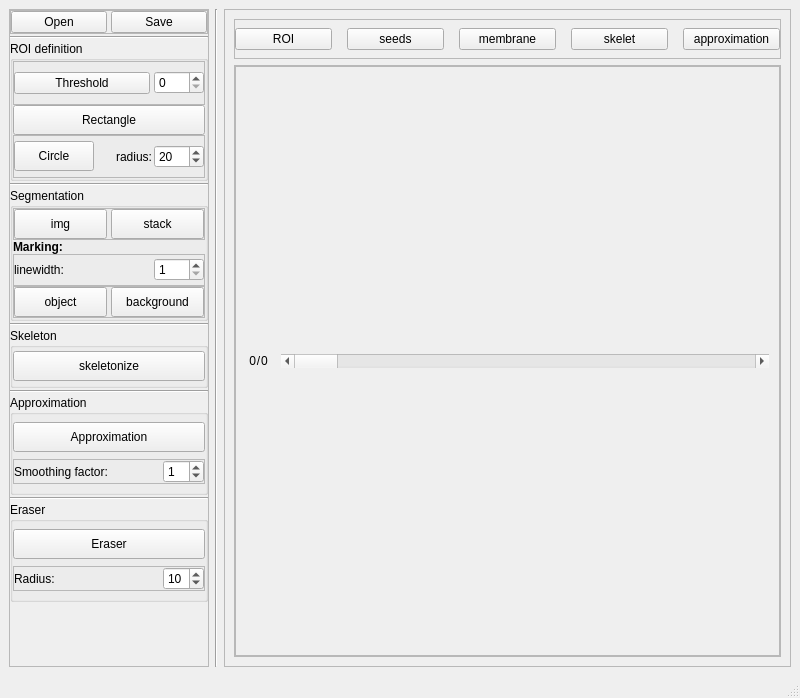
Above: memskel/memskel.ui from mazoku/MemSkel before the change. Below: the same form after it.
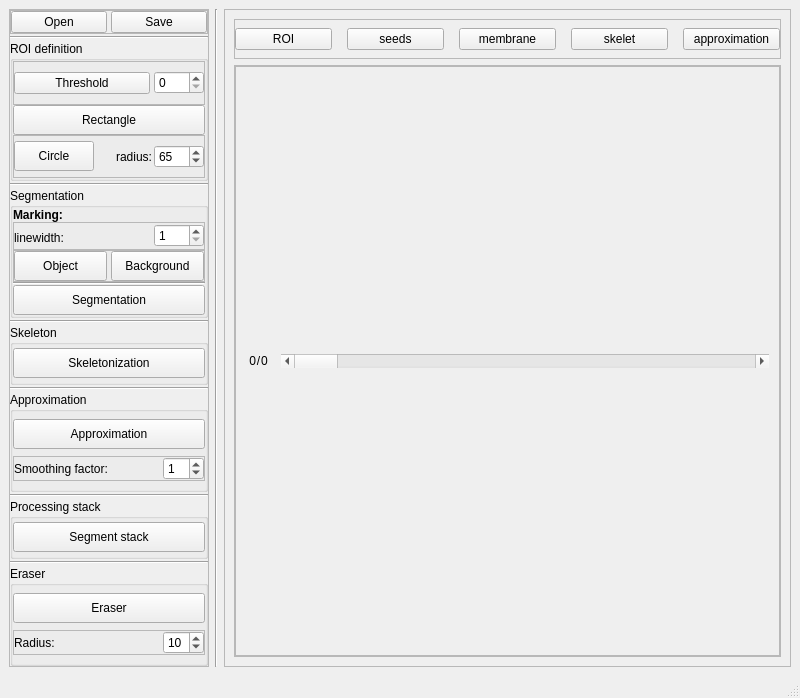
That is the form after the change.

What changed in the file:
```diff
--- a/memskel/memskel.ui
+++ b/memskel/memskel.ui
@@ -218,7 +218,7 @@
                 </size>
                </property>
                <property name="value">
-                <number>20</number>
+                <number>65</number>
                </property>
               </widget>
              </item>
@@ -259,52 +259,11 @@
           <property name="margin">
            <number>0</number>
           </property>
-          <item>
-           <widget class="QFrame" name="frame_4">
-            <property name="frameShape">
-             <enum>QFrame::StyledPanel</enum>
-            </property>
-            <property name="frameShadow">
-             <enum>QFrame::Raised</enum>
-            </property>
-            <layout class="QHBoxLayout" name="horizontalLayout_6">
-             <property name="spacing">
-              <number>4</number>
-             </property>
-             <property name="margin">
-              <number>0</number>
-             </property>
-             <item>
-              <widget class="QPushButton" name="segment_img_BTN">
-               <property name="minimumSize">
-                <size>
-                 <width>0</width>
-                 <height>30</height>
-                </size>
-               </property>
-               <property name="text">
-                <string>img</string>
-               </property>
-              </widget>
-             </item>
-             <item>
-              <widget class="QPushButton" name="segment_stack_BTN">
-               <property name="minimumSize">
-                <size>
-                 <width>0</width>
-                 <height>30</height>
-                </size>
-               </property>
-               <property name="text">
-                <string>stack</string>
-               </property>
-              </widget>
-             </item>
-            </layout>
-           </widget>
-          </item>
           <item>
            <widget class="QLabel" name="label_3">
+            <property name="enabled">
+             <bool>true</bool>
+            </property>
             <property name="text">
              <string>&lt;b&gt;Marking:&lt;/b&gt;</string>
             </property>
@@ -390,7 +349,7 @@
                 </size>
                </property>
                <property name="text">
-                <string>object</string>
+                <string>Object</string>
                </property>
                <property name="checkable">
                 <bool>true</bool>
@@ -406,7 +365,7 @@
                 </size>
                </property>
                <property name="text">
-                <string>background</string>
+                <string>Background</string>
                </property>
                <property name="checkable">
                 <bool>true</bool>
@@ -416,6 +375,26 @@
             </layout>
            </widget>
           </item>
+          <item>
+           <widget class="Line" name="line_8">
+            <property name="orientation">
+             <enum>Qt::Horizontal</enum>
+            </property>
+           </widget>
+          </item>
+          <item>
+           <widget class="QPushButton" name="segment_img_BTN">
+            <property name="minimumSize">
+             <size>
+              <width>0</width>
+              <height>30</height>
+             </size>
+            </property>
+            <property name="text">
+             <string>Segmentation</string>
+            </property>
+           </widget>
+          </item>
          </layout>
         </widget>
        </item>
@@ -459,7 +438,7 @@
              </size>
             </property>
             <property name="text">
-             <string>skeletonize</string>
+             <string>Skeletonization</string>
             </property>
            </widget>
           </item>
@@ -572,6 +551,53 @@
          </layout>
         </widget>
        </item>
+       <item>
+        <widget class="Line" name="line_7">
+         <property name="orientation">
+          <enum>Qt::Horizontal</enum>
+         </property>
+        </widget>
+       </item>
+       <item>
+        <widget class="QGroupBox" name="process_stack_GB">
+         <property name="minimumSize">
+          <size>
+           <width>0</width>
+           <height>60</height>
+          </size>
+         </property>
+         <property name="maximumSize">
+          <size>
+           <width>16777215</width>
+           <height>60</height>
+          </size>
+         </property>
+         <property name="title">
+          <string>Processing stack</string>
+         </property>
+         <layout class="QVBoxLayout" name="verticalLayout_8">
+          <property name="spacing">
+           <number>0</number>
+          </property>
+          <property name="margin">
+           <number>0</number>
+          </property>
+          <item>
+           <widget class="QPushButton" name="process_stack_BTN">
+            <property name="minimumSize">
+             <size>
+              <width>0</width>
+              <height>30</height>
+             </size>
+            </property>
+            <property name="text">
+             <string>Segment stack</string>
+            </property>
+           </widget>
+          </item>
+         </layout>
+        </widget>
+       </item>
        <item>
         <widget class="Line" name="line_5">
          <property name="orientation">
```
